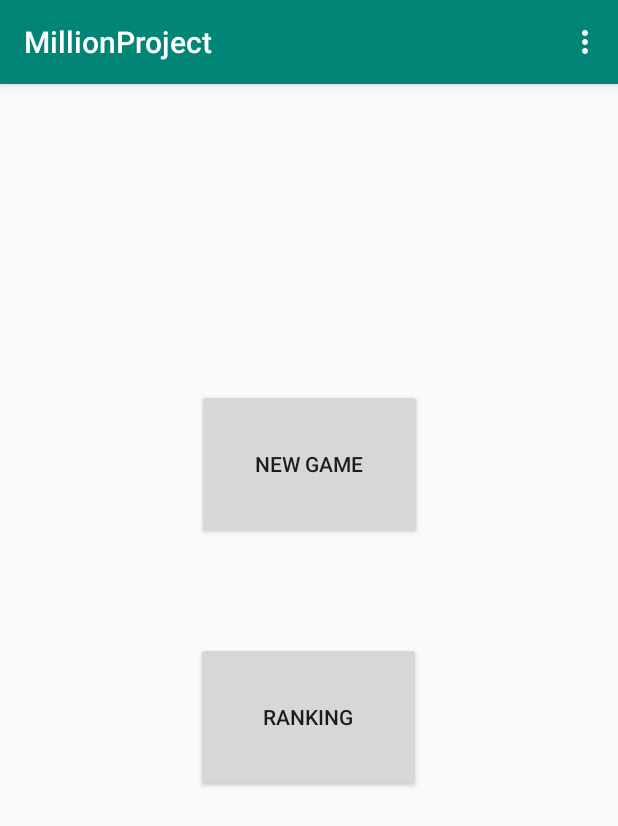
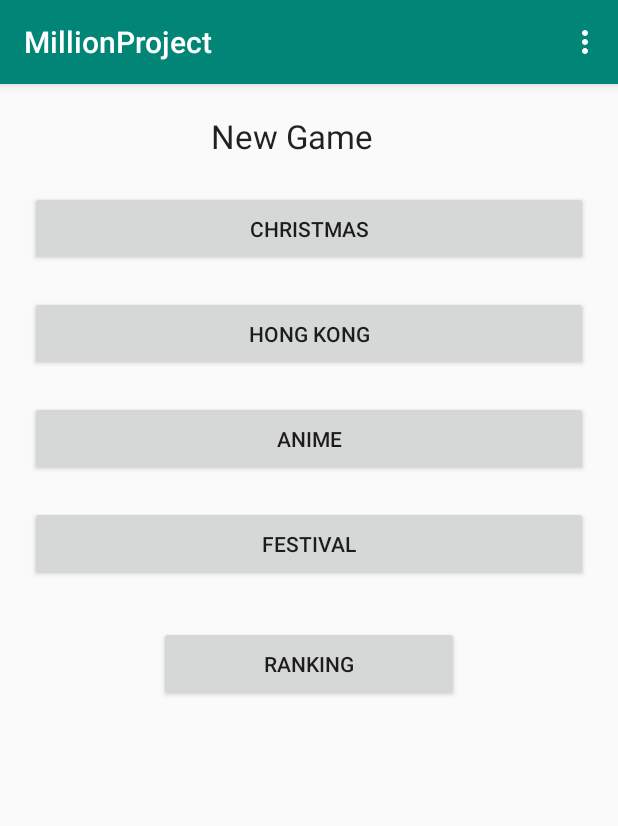
Before and after one commit to eggchun/MillionProject, an Android app: the screen it shows after launch (MainActivity), on a phone screen of 412 x 824 dp. Shown: the top 826 px of the screen. Run offline under Robolectric (Android 15) with nearby library versions, the phone set to English and light mode, and no system bars.

Commit message:
all layout

```diff
--- a/app/build.gradle
+++ b/app/build.gradle
@@ -26,4 +26,5 @@ dependencies {
     testImplementation 'junit:junit:4.12'
     androidTestImplementation 'androidx.test:runner:1.1.1'
     androidTestImplementation 'androidx.test.espresso:espresso-core:3.1.1'
+    implementation 'androidx.recyclerview:recyclerview:1.1.0'
 }
--- a/app/src/main/res/layout/activity_main.xml
+++ b/app/src/main/res/layout/activity_main.xml
@@ -6,26 +6,75 @@
     android:layout_height="match_parent"
     tools:context=".MainActivity">
 
-    <Button
-        android:id="@+id/button"
-        android:layout_width="150dp"
-        android:layout_height="100dp"
-        android:text="new game"
-        app:layout_constraintBottom_toBottomOf="parent"
+    <TextView
+        android:id="@+id/textView"
+        android:layout_width="131dp"
+        android:layout_height="51dp"
+        android:layout_gravity="center"
+        android:layout_marginTop="20dp"
+        android:text="New Game"
+        android:textAppearance="@style/TextAppearance.AppCompat.Large"
         app:layout_constraintEnd_toEndOf="parent"
         app:layout_constraintStart_toStartOf="parent"
-        app:layout_constraintTop_toTopOf="parent"
-        app:layout_constraintVertical_bias="0.304" />
+        app:layout_constraintTop_toTopOf="parent" />
 
     <Button
-        android:id="@+id/button2"
-        android:layout_width="150dp"
-        android:layout_height="100dp"
+        android:id="@+id/button10"
+        android:layout_width="match_parent"
+        android:layout_height="50dp"
+        android:layout_marginStart="20dp"
+        android:layout_marginEnd="20dp"
+        android:text="christmas"
+        app:layout_constraintEnd_toEndOf="parent"
+        app:layout_constraintHorizontal_bias="0.0"
+        app:layout_constraintStart_toStartOf="parent"
+        app:layout_constraintTop_toBottomOf="@+id/textView" />
+
+    <Button
+        android:id="@+id/button11"
+        android:layout_width="match_parent"
+        android:layout_height="50dp"
+        android:layout_marginStart="20dp"
+        android:layout_marginTop="20dp"
+        android:layout_marginEnd="20dp"
+        android:text="hong kong"
+        app:layout_constraintEnd_toEndOf="parent"
+        app:layout_constraintStart_toStartOf="parent"
+        app:layout_constraintTop_toBottomOf="@+id/button10" />
+
+    <Button
+        android:id="@+id/button12"
+        android:layout_width="match_parent"
+        android:layout_height="50dp"
+        android:layout_marginStart="20dp"
+        android:layout_marginTop="20dp"
+        android:layout_marginEnd="20dp"
+        android:text="anime"
+        app:layout_constraintEnd_toEndOf="parent"
+        app:layout_constraintStart_toStartOf="parent"
+        app:layout_constraintTop_toBottomOf="@+id/button11" />
+
+    <Button
+        android:id="@+id/button13"
+        android:layout_width="match_parent"
+        android:layout_height="50dp"
+        android:layout_marginStart="20dp"
+        android:layout_marginTop="20dp"
+        android:layout_marginEnd="20dp"
+        android:text="festival"
+        app:layout_constraintEnd_toEndOf="parent"
+        app:layout_constraintHorizontal_bias="0.0"
+        app:layout_constraintStart_toStartOf="parent"
+        app:layout_constraintTop_toBottomOf="@+id/button12" />
+
+    <Button
+        android:id="@+id/button3"
+        android:layout_width="200dp"
+        android:layout_height="50dp"
+        android:layout_marginTop="30dp"
         android:text="ranking"
-        app:layout_constraintBottom_toBottomOf="parent"
         app:layout_constraintEnd_toEndOf="parent"
-        app:layout_constraintHorizontal_bias="0.498"
         app:layout_constraintStart_toStartOf="parent"
-        app:layout_constraintTop_toBottomOf="@+id/button"
-        app:layout_constraintVertical_bias="0.188" />
+        app:layout_constraintTop_toBottomOf="@+id/button13" />
+
 </androidx.constraintlayout.widget.ConstraintLayout>
--- a/app/src/main/res/values/strings.xml
+++ b/app/src/main/res/values/strings.xml
@@ -1,3 +1,4 @@
 <resources>
     <string name="app_name">MillionProject</string>
+
 </resources>
```
Also changed, not shown: app/src/main/java/com/example/millionproject/MainActivity.java (+9 -0 lines), app/src/main/res/layout/create_name_dialog.xml (added, +37 -0 lines), app/src/main/res/layout/question.xml (added, +53 -0 lines), app/src/main/res/layout/ranking.xml (added, +26 -0 lines), app/src/main/res/layout/result.xml (added, +28 -0 lines), app/src/main/res/layout/splash.xml (added, +20 -0 lines), app/src/main/res/layout/theme_selection.xml (deleted, +0 -57 lines), app/src/main/res/drawable/correct.jpg (added), app/src/main/res/drawable/incorrect.jpg (added), app/src/main/res/drawable/results.jpg (added), app/src/main/res/drawable/splashscreen1.jpg (added).
